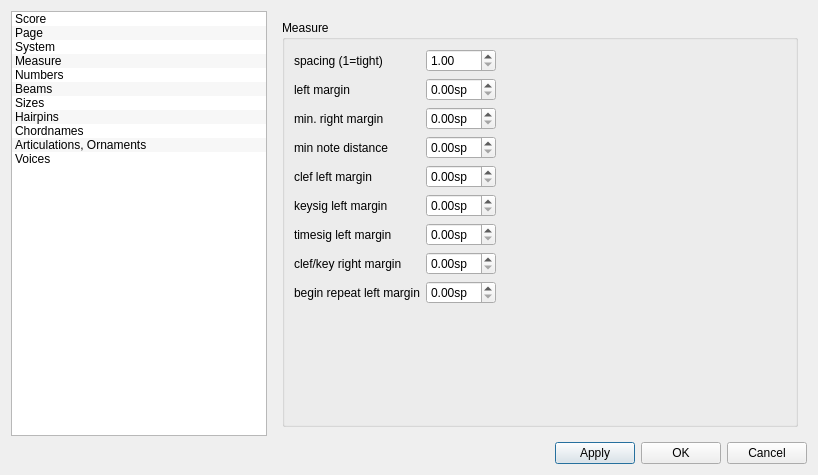
Old version of the form mscore/mscore/editstyle.ui in the repository musescore/musescore-old.
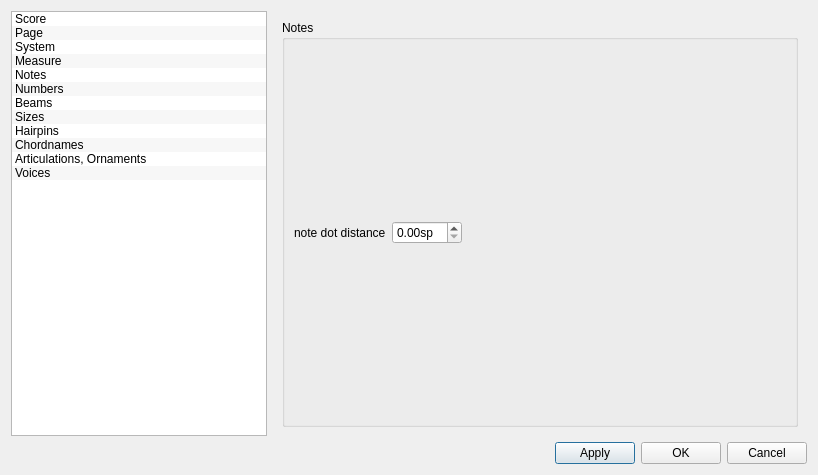
New version of the form.

Commit message: add gui for "note to dot distance" style parameter

Diff of the .ui file:
```diff
--- a/mscore/mscore/editstyle.ui
+++ b/mscore/mscore/editstyle.ui
@@ -56,6 +56,11 @@
        <string>Measure</string>
       </property>
      </item>
+     <item>
+      <property name="text" >
+       <string>Notes</string>
+      </property>
+     </item>
      <item>
       <property name="text" >
        <string>Numbers</string>
@@ -102,7 +107,7 @@
       </sizepolicy>
      </property>
      <property name="currentIndex" >
-      <number>3</number>
+      <number>4</number>
      </property>
      <widget class="QWidget" name="Seite_5" >
       <layout class="QVBoxLayout" name="verticalLayout_6" >
@@ -898,6 +903,85 @@
        </item>
       </layout>
      </widget>
+     <widget class="QWidget" name="Seite_9" >
+      <layout class="QVBoxLayout" name="verticalLayout_7" >
+       <item>
+        <widget class="QGroupBox" name="groupBox_4" >
+         <property name="title" >
+          <string>Notes</string>
+         </property>
+         <property name="flat" >
+          <bool>true</bool>
+         </property>
+         <layout class="QVBoxLayout" name="verticalLayout_8" >
+          <item>
+           <spacer name="verticalSpacer_5" >
+            <property name="orientation" >
+             <enum>Qt::Vertical</enum>
+            </property>
+            <property name="sizeHint" stdset="0" >
+             <size>
+              <width>20</width>
+              <height>162</height>
+             </size>
+            </property>
+           </spacer>
+          </item>
+          <item>
+           <layout class="QGridLayout" name="gridLayout_5" >
+            <item row="0" column="0" >
+             <widget class="QLabel" name="label_22" >
+              <property name="text" >
+               <string>note dot distance</string>
+              </property>
+             </widget>
+            </item>
+            <item row="0" column="1" >
+             <widget class="QDoubleSpinBox" name="noteDotDistance" >
+              <property name="sizePolicy" >
+               <sizepolicy vsizetype="Fixed" hsizetype="Preferred" >
+                <horstretch>0</horstretch>
+                <verstretch>0</verstretch>
+               </sizepolicy>
+              </property>
+              <property name="suffix" >
+               <string>sp</string>
+              </property>
+             </widget>
+            </item>
+            <item row="0" column="2" >
+             <spacer name="horizontalSpacer_2" >
+              <property name="orientation" >
+               <enum>Qt::Horizontal</enum>
+              </property>
+              <property name="sizeHint" stdset="0" >
+               <size>
+                <width>40</width>
+                <height>20</height>
+               </size>
+              </property>
+             </spacer>
+            </item>
+           </layout>
+          </item>
+          <item>
+           <spacer name="verticalSpacer_6" >
+            <property name="orientation" >
+             <enum>Qt::Vertical</enum>
+            </property>
+            <property name="sizeHint" stdset="0" >
+             <size>
+              <width>20</width>
+              <height>161</height>
+             </size>
+            </property>
+           </spacer>
+          </item>
+         </layout>
+        </widget>
+       </item>
+      </layout>
+     </widget>
      <widget class="QWidget" name="page1" >
       <layout class="QVBoxLayout" >
        <property name="spacing" >
```
The commit also changes 8 other files.
